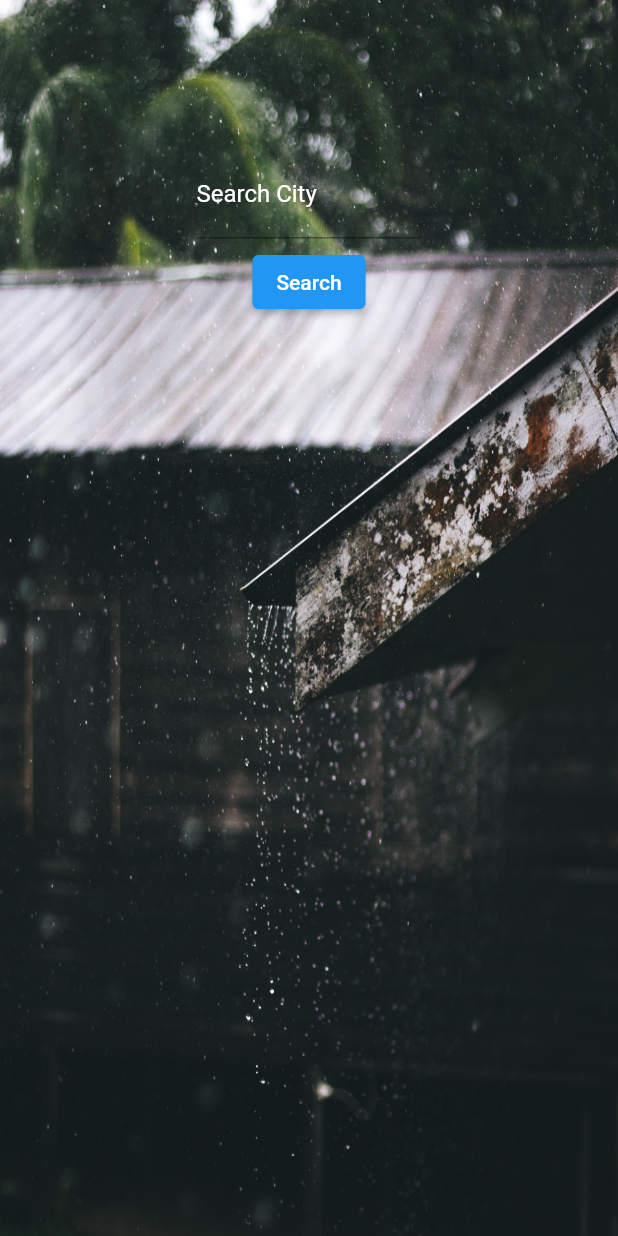
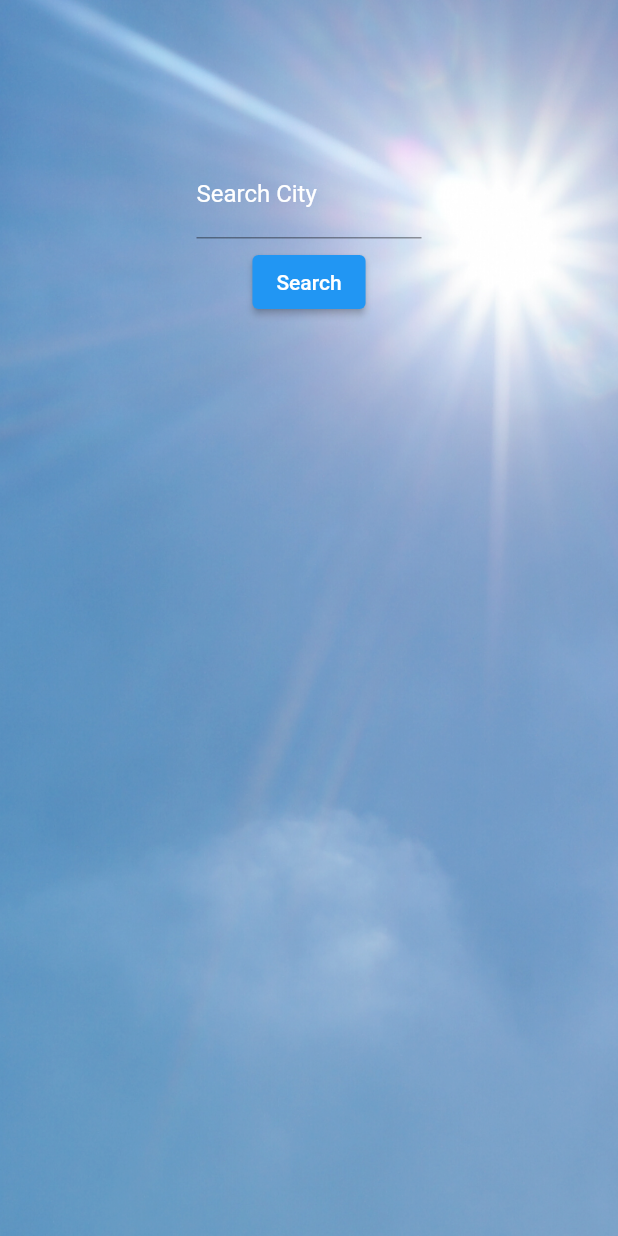
Before and after one commit to Sharan-ayush08/weather_api, a Flutter app: the screen it shows after launch, after a tap on "Allow Access", on a phone screen of 412 x 824 dp. Run offline on Flutter 3.47's test engine with Material 2 defaults, Android fonts, the phone set to English and light mode, and no system bars; our stand-ins replace geolocator, google_fonts; network calls fail.

Commit message:
API Integrated

```diff
--- a/lib/screens/location_access.dart
+++ b/lib/screens/location_access.dart
@@ -57,12 +57,16 @@ class _Front_State extends State<Front_> {
           ),
         ),
         child: Column(
-          mainAxisAlignment: MainAxisAlignment.center,
+          // mainAxisAlignment: MainAxisAlignment.center,
           children: [
-            Text("Welcome to the Clima App",
-                style: GoogleFonts.pacifico(
-                    textStyle:
-                        const TextStyle(fontSize: 25, color: Colors.white))),
+            Padding(
+              padding: const EdgeInsets.only(top: 250),
+              child: Text("Welcome to the Clima App",
+                  style: GoogleFonts.pacifico(
+                      textStyle:
+                          const TextStyle(fontSize: 25, color: Colors.white))),
+            ),
+            SizedBox(height: 50),
             ElevatedButton(
                 onPressed: () {
                   determinePosition();
--- a/lib/screens/weather_search.dart
+++ b/lib/screens/weather_search.dart
@@ -1,5 +1,6 @@
 import 'package:flutter/material.dart';
 import 'package:weather_api/data_services.dart';
+// import 'package:weather_api/model.dart';
 import 'package:weather_api/models/model.dart';
 
 class AllowAccess extends StatefulWidget {
@@ -21,7 +22,7 @@ class _AllowAccessState extends State<AllowAccess> {
         width: double.infinity,
         decoration: const BoxDecoration(
           image: DecorationImage(
-              fit: BoxFit.fill, image: AssetImage('images/assets/bg1.jpg')),
+              fit: BoxFit.fill, image: AssetImage('images/assets/clear.png')),
         ),
         child: SingleChildScrollView(
           child: Column(
```
Also changed, not shown: images/assets/clear.png (added), images/assets/hail.png (added), images/assets/heavycloud.png (added), images/assets/heavyrain.png (added), images/assets/lightcloud.png (added), 5 other files.
